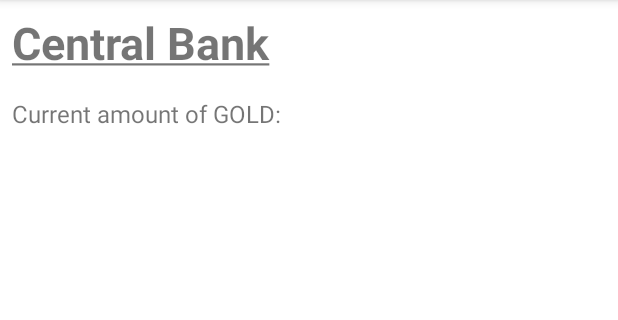
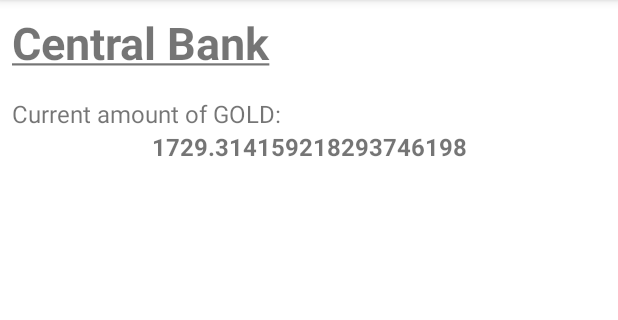
Before and after one commit to smueksch/coinz, an Android app: the fragment LocalWalletFragment placed in its activity, in the side drawer, after a tap on "Central Bank", on a phone screen of 412 x 824 dp, the part 84-404 px from its top. Run offline under Robolectric (Android 15) with nearby library versions, the phone set to English and light mode, and no system bars; our stand-ins replace Firebase (no records; nobody signed in at launch, a user with empty details on screens opened directly), Room's generated code; libraries missing offline, so code that uses them is left out: com.mapbox.android, com.mapbox.mapboxsdk; network calls fail; 10 statements that could not run were skipped.

Commit message:
Document entire codebase.

```diff
--- a/app/src/main/java/com/coinz/app/activities/MainActivity.kt
+++ b/app/src/main/java/com/coinz/app/activities/MainActivity.kt
@@ -39,6 +39,9 @@ class MainActivity : AppCompatActivity() {
     // Fragment used to display the status of the central bank.
     private lateinit var centralBankFragment: CentralBankFragment
 
+    /**
+     * Initialize the activity and all relevant parts of it, i.e. fragments, navigation drawer, etc.
+     */
     override fun onCreate(savedInstanceState: Bundle?) {
         super.onCreate(savedInstanceState)
         setContentView(R.layout.activity_main)
@@ -99,6 +102,7 @@ class MainActivity : AppCompatActivity() {
     override fun onStart() {
         super.onStart()
 
+        // Make sure the user is logged in when they're in the main activity.
         ensureUserLoggedIn(auth.currentUser)
 
         restorePreferences()
--- a/app/src/main/java/com/coinz/app/adapters/CoinListAdapter.kt
+++ b/app/src/main/java/com/coinz/app/adapters/CoinListAdapter.kt
@@ -9,7 +9,6 @@ import android.view.ViewGroup
 import android.widget.Button
 import android.widget.TextView
 import com.coinz.app.R
-import com.coinz.app.database.GoldDatabase
 import com.coinz.app.database.entities.Coin
 import com.coinz.app.database.viewmodels.RateViewModel
 import com.coinz.app.fragments.StoreCoinDialogFragment
@@ -24,12 +23,12 @@ import com.coinz.app.fragments.StoreCoinDialogFragment
  * @param context Application context
  * @param childFragmentManager Fragment Manager to create child fragments, used to display dialogs.
  * @param rateViewModel View model encapsulating GOLD exchange rates.
- * @param goldDatabase Remote GOLD database access object.
+// * @param goldDatabase Remote GOLD database access object. DISABLED AS IT CAUSED APP CRASHES.
  */
 class CoinListAdapter(context: Context,
                       private val childFragmentManager: FragmentManager,
-                      private val rateViewModel: RateViewModel,
-                      private val goldDatabase: GoldDatabase): RecyclerView.Adapter<CoinListAdapter.CoinViewHolder>() {
+                      private val rateViewModel: RateViewModel/*,
+                      private val goldDatabase: GoldDatabase*/): RecyclerView.Adapter<CoinListAdapter.CoinViewHolder>() {
 
     /**
      * Class holding the view of a single coin.
@@ -121,15 +120,22 @@ class CoinListAdapter(context: Context,
         }
         ft.addToBackStack(null)
 
+        /* DISABLED AS IT CAUSE APP CRASHES.
         // Get current GOLD amount.
         val currentGold = goldDatabase.getGold()
+        */
+
+        // Provide dummy GOLD values as we can't access the real ones.
+        val dummyCurrentGold = 1729.31415
 
         // Compute how much GOLD will be in user's central bank once the coin is banked.
         val exchangeRate = rateViewModel.getRateByCurrency(coinCurrency)
-        val updatedGold = currentGold + coinValue * exchangeRate.rate
+        val updatedGold = dummyCurrentGold + coinValue * exchangeRate.rate
 
         // Create appropriate dialog to store the coin.
-        val collectCoinDialog = StoreCoinDialogFragment.newInstance(coinId, currentGold, updatedGold)
+        val collectCoinDialog = StoreCoinDialogFragment.newInstance(coinId,
+                                                                    dummyCurrentGold,
+                                                                    updatedGold)
 
         // Show the store coin dialog.
         // NOTE: Could be that putting null here is a problem!
--- a/app/src/main/java/com/coinz/app/fragments/CentralBankFragment.kt
+++ b/app/src/main/java/com/coinz/app/fragments/CentralBankFragment.kt
@@ -7,28 +7,39 @@ import android.support.v4.app.Fragment
 import android.view.LayoutInflater
 import android.view.View
 import android.view.ViewGroup
-import android.widget.TextView
 import com.coinz.app.R
-import com.coinz.app.database.GoldDatabase
 import com.coinz.app.database.viewmodels.RateViewModel
 import com.google.firebase.auth.FirebaseAuth
 
+/**
+ * Fragment giving a view into the central bank.
+ *
+ * This fragment displays data taken from the central bank, e.g. the current GOLD amount for the
+ * given user.
+ */
 class CentralBankFragment : Fragment() {
 
     companion object {
-        const val logTag = "CentralBankFragment"
-
+        /**
+         * Create new instance of fragment.
+         *
+         * @return Instance of central bank fragment.
+         */
         fun newInstance(): CentralBankFragment {
             return CentralBankFragment()
         }
     }
 
+    // Firebase authenticator object, used to access Firbase's account management.
     private lateinit var auth: FirebaseAuth
+    // Instance of GOLD database, used to access remote user data related to their GOLD amount.
     //private lateinit var goldDatabase: GoldDatabase
 
+    // Context of associated activity, used to launch functions that require a context.
     // Have to wait with initialization until fragment is attached to an activity.
     private lateinit var associatedContext: Context
 
+    // View model holding the GOLD exchange rates and giving access to them.
     private lateinit var rateViewModel: RateViewModel
 
     override fun onAttach(context: Context?) {
@@ -42,6 +53,7 @@ class CentralBankFragment : Fragment() {
     override fun onCreate(savedInstanceState: Bundle?) {
         super.onCreate(savedInstanceState)
 
+        // Initialize access to Firebase's account management.
         auth = FirebaseAuth.getInstance()
 
         // Note: If we're in the central bank then we will have required log in earlier, so we
@@ -55,7 +67,7 @@ class CentralBankFragment : Fragment() {
 
     override fun onCreateView(inflater: LayoutInflater, container: ViewGroup?,
                               savedInstanceState: Bundle?): View? {
-        val fragmentView = inflater.inflate(R.layout.fragment_central_bank, container, false)
+        //val fragmentView = inflater.inflate(R.layout.fragment_central_bank, container, false)
 
         /*
         val currentGold = goldDatabase.getGold()
@@ -70,7 +82,7 @@ class CentralBankFragment : Fragment() {
             coins?.let { adapter.setCoins(it) }
         })*/
 
-        return fragmentView
+        return inflater.inflate(R.layout.fragment_central_bank, container, false)
     }
 
 }
--- a/app/src/main/java/com/coinz/app/fragments/LocalWalletFragment.kt
+++ b/app/src/main/java/com/coinz/app/fragments/LocalWalletFragment.kt
@@ -12,29 +12,43 @@ import android.view.View
 import android.view.ViewGroup
 import com.coinz.app.R
 import com.coinz.app.adapters.CoinListAdapter
-import com.coinz.app.database.GoldDatabase
 import com.coinz.app.database.viewmodels.CollectedCoinViewModel
 import com.coinz.app.database.viewmodels.RateViewModel
 import com.coinz.app.interfaces.OnStoreCoinListener
 import com.coinz.app.utils.AppLog
 import com.google.firebase.auth.FirebaseAuth
 
+/**
+ * Fragment displaying all coins stored in the local wallet.
+ *
+ * This fragment displays all currently collected coins in a list of card views, one card per coin.
+ */
 class LocalWalletFragment : Fragment(), OnStoreCoinListener {
 
     companion object {
+        // Tag identifying log output from this fragment.
         const val logTag = "LocalWalletFragment"
 
+        /**
+         * Create new instance of fragment.
+         *
+         * @return Instance of local wallet fragment.
+         */
         fun newInstance(): LocalWalletFragment {
             return LocalWalletFragment()
         }
     }
 
+    // Firebase authenticator object, used to access Firbase's account management.
     private lateinit var auth: FirebaseAuth
-    private lateinit var goldDatabase: GoldDatabase
+    //private lateinit var goldDatabase: GoldDatabase
 
+    // Context of activity this fragment is associated to, use whenever a function requires a
+    // context.
     // Have to wait with initialization until fragment is attached to an activity.
     private lateinit var associatedContext: Context
 
+    // View models holding and giving access to coin and GOLD exchange rate data.
     private lateinit var coinViewModel: CollectedCoinViewModel
     private lateinit var rateViewModel: RateViewModel
 
@@ -49,13 +63,15 @@ class LocalWalletFragment : Fragment(), OnStoreCoinListener {
     override fun onCreate(savedInstanceState: Bundle?) {
         super.onCreate(savedInstanceState)
 
+        // Initialize access to Firebase's account management.
         auth = FirebaseAuth.getInstance()
 
         // Note: If we're in the Local Wallet then we will have required log in earlier, so we
         // should always have a user at this stage.
-        val user = auth.currentUser?.email ?: ""
-        goldDatabase = GoldDatabase(user)
+        //val user = auth.currentUser?.email ?: ""
+        //goldDatabase = GoldDatabase(user) // DISABLED AS IT CAUSED CRASHES
 
+        // Initialize GOLD exchange rate view model.
         rateViewModel = ViewModelProviders.of(this).get(RateViewModel::class.java)
     }
 
@@ -63,9 +79,10 @@ class LocalWalletFragment : Fragment(), OnStoreCoinListener {
                               savedInstanceState: Bundle?): View? {
         val fragmentView = inflater.inflate(R.layout.fragment_local_wallet, container, false)
 
+        // Initialize the recycler view used to display the coins in a list.
         val recyclerView = fragmentView.findViewById<RecyclerView>(R.id.coin_recyclerview)
-        val adapter = CoinListAdapter(associatedContext, childFragmentManager, rateViewModel,
-                                      goldDatabase)
+        val adapter = CoinListAdapter(associatedContext, childFragmentManager, rateViewModel/*,
+                                      goldDatabase*/) // goldDatabse disabled as it cause crashes.
 
         recyclerView.adapter = adapter
         recyclerView.layoutManager = LinearLayoutManager(associatedContext)
@@ -100,6 +117,7 @@ class LocalWalletFragment : Fragment(), OnStoreCoinListener {
         val exchangeRate = rateViewModel.getRateByCurrency(coin.currency)
         AppLog(logTag, "onStoreCoin", "GOLD exchange rate for ${coin.currency} is ${exchangeRate.rate}")
 
+        /* DISABLED AS IT CAUSED CRASHES. Original purpose was to update the remote GOLD value.
         val exchangeGold = coin.storedValue * exchangeRate.rate
 
         val currentGold = goldDatabase.getGold()
@@ -111,6 +129,7 @@ class LocalWalletFragment : Fragment(), OnStoreCoinListener {
         // today.
         goldDatabase.setGold(currentGold + exchangeGold)
         goldDatabase.setNumStoredCoins(currentNumStoredCoins + 1)
+        */
 
         // Remove coin that we just stored in central bank from our local wallet
         coinViewModel.deleteCoinById(coinId)
--- a/app/src/main/java/com/coinz/app/fragments/MapFragment.kt
+++ b/app/src/main/java/com/coinz/app/fragments/MapFragment.kt
@@ -49,6 +49,7 @@ class MapFragment : Fragment(), OnMapReadyCallback, LocationEngineListener,
                     OnCollectCoinListener {
 
     companion object {
+        // Tag to identify log output from this fragment.
         const val logTag = "MapFragment"
 
         // TODO: could have something with options like SupportMapFragment.
@@ -57,16 +58,24 @@ class MapFragment : Fragment(), OnMapReadyCallback, LocationEngineListener,
         }
     }
 
+    // Context and activity associated to this fragment, i.e. the corresponding to the callers. Used
+    // when functions require one of these.
     // Have to wait with initialization until fragment is attached to an activity.
     private lateinit var associatedContext: Context
     private lateinit var associatedActivity: FragmentActivity
 
+    // View model storing and giving access to the coin data.
     private lateinit var coinViewModel: MapCoinsViewModel
 
+    // Mapbox map used to manage the map, for instance settings for it.
     private lateinit var mapboxMap: MapboxMap
+    // Actual view of the map on screen.
     private lateinit var mapView: MapView
 
+    // Location of the user.
     private lateinit var origin: Location
+
+    // Variables used to handle location and location updates.
     private lateinit var locationEngine: LocationEngine
     private lateinit var locationLayerPlugin: LocationLayerPlugin
 
@@ -89,10 +98,14 @@ class MapFragment : Fragment(), OnMapReadyCallback, LocationEngineListener,
         Mapbox.getInstance(associatedContext, AppConsts.mapboxToken)
     }
 
+    /**
+     * Initialize the map view.
+     */
     override fun onCreateView(inflater: LayoutInflater, container: ViewGroup?,
                               savedInstanceState: Bundle?): View? {
-        val fragmentView = inflater.inflate(R.layout.fragment_map, container, false) // TODO: compare to other fragment.
+        val fragmentView = inflater.inflate(R.layout.fragment_map, container, false)
 
+        // Get the view in which we'll display the map.
         mapView = fragmentView.findViewById(R.id.map_view)
 
         // Call mapView's onCreate here rather than onCreate as we need the view to be inflated
@@ -142,6 +155,11 @@ class MapFragment : Fragment(), OnMapReadyCallback, LocationEngineListener,
      * Mapbox relevant callbacks.
      */
 
+    /**
+     * Initialize map and location once map is ready to.
+     *
+     * @param mapboxMap Mapbox map manager.
+     */
     override fun onMapReady(mapboxMap: MapboxMap?) {
         if (mapboxMap == null) {
             AppLog(logTag, "onMapReady", "mapboxMap is null")
@@ -178,14 +196,20 @@ class MapFragment : Fragment(), OnMapReadyCallback, LocationEngineListener,
             }
 
             // Do initial rendering of all markers.
-            coinViewModel.coins?.value?.forEach { addMarker(mapboxMap, it) }
+            coinViewModel.coins.value?.forEach { addMarker(mapboxMap, it) }
         }
     }
 
+    /**
+     * React to a location change.
+     *
+     * @param location New location of the user.
+     */
     override fun onLocationChanged(location: Location?) {
         if (location == null) {
             AppLog(logTag, "onLocationChanged", "location is null")
         } else {
+            // New location should be the origin, move the camera to it.
             origin = location
             setCameraPosition(origin)
         }
@@ -195,11 +219,15 @@ class MapFragment : Fragment(), OnMapReadyCallback, LocationEngineListener,
      * Location access callbacks/functions.
      */
 
+    /**
+     * Enable location tracking.
+     */
     private fun enableLocation() {
         if (ContextCompat.checkSelfPermission(associatedActivity,
                                               android.Manifest.permission.ACCESS_FINE_LOCATION)
             == PackageManager.PERMISSION_GRANTED) {
             AppLog(logTag, "enableLocation", "Location permission already granted")
+            // We have permission to access location, initialize relevant utilities.
             initializeLocationEngine()
             initializeLocationLayer()
         } else {
@@ -212,12 +240,20 @@ class MapFragment : Fragment(), OnMapReadyCallback, LocationEngineListener,
         }
     }
 
+    /**
+     * React to the outcome of us asking for permissions.
+     *
+     * @param requestCode Code of the permission that we requested. Defined by us upon requesting it.
+     * @param permissions List of permissions.
+     * @param grantResults Outcome of requesting permission associated with requestCode.
+     */
     override fun onRequestPermissionsResult(requestCode: Int, permissions: Array<out String>, grantResults: IntArray) {
         super.onRequestPermissionsResult(requestCode, permissions, grantResults)
         when(requestCode) {
             AppConsts.REQUEST_ACCESS_FINE_LOCATION -> {
                 if (grantResults.isNotEmpty() && grantResults[0] == PackageManager.PERMISSION_GRANTED) {
                     AppLog(logTag, "onRequestPermissionsResult", "Location permissions now granted")
+                    // We have location permissions, enable the location tracking.
                     enableLocation()
                 } else {
                     AppLog(logTag, "onRequestPermissionsResult", "Location permissions still not granted")
@@ -228,6 +264,9 @@ class MapFragment : Fragment(), OnMapReadyCallback, LocationEngineListener,
         }
     }
 
+    /**
+     * Initialize location engine used to track user location.
+     */
     @SuppressWarnings("MissingPermission")
     private fun initializeLocationEngine() {
         locationEngine = LocationEngineProvider(associatedContext).obtainBestLocationEngineAvailable()
@@ -241,6 +280,7 @@ class MapFragment : Fragment(), OnMapReadyCallback, LocationEngineListener,
 
         val lastLocation = locationEngine.lastLocation
 
+        // Is there a last location? If not, we need to start listening for locations.
         if (lastLocation != null) {
             origin = lastLocation
             setCameraPosition(origin)
@@ -249,6 +289,9 @@ class MapFragment : Fragment(), OnMapReadyCallback, LocationEngineListener,
         }
     }
 
+    /**
+     * Initialize location layer.
+     */
     @SuppressWarnings("MissingPermission")
     private fun initializeLocationLayer() {
         locationLayerPlugin = LocationLayerPlugin(mapView, mapboxMap, locationEngine)
@@ -260,12 +303,20 @@ class MapFragment : Fragment(), OnMapReadyCallback, LocationEngineListener,
         }
     }
 
+    /**
+     * Activate location updates once connection is established.
+     */
     @SuppressWarnings("MissingPermission")
     override fun onConnected() {
         AppLog(logTag, "onConnected", "requesting location updates")
         locationEngine.requestLocationUpdates()
     }
 
+    /**
+     * Set camera position to given location.
+     *
+     * @param location Location the camera should be centered around.
+     */
     private fun setCameraPosition(location: Location) {
         val latLng = LatLng(location.latitude, location.longitude)
         mapboxMap.animateCamera(CameraUpdateFactory.newLatLng(latLng))
@@ -297,10 +348,23 @@ class MapFragment : Fragment(), OnMapReadyCallback, LocationEngineListener,
         })
     }
 
+    /**
+     * React to a coin being collected.
+     *
+     * @param id ID of coin being collected.
+     */
     override fun onCollectCoin(id: String) {
         coinViewModel.setCollected(id)
     }
 
+    /**
+     * Show coin collection dialog.
+     *
+     * Opens dialog giving the user the option to collect the coin, given user is in range, or
+     * cancel.
+     *
+     * @param marker Marker being clicked, i.e. coin user may collect.
+     */
     private fun showMarkerDialog(marker: Marker) {
         val ft = childFragmentManager.beginTransaction()
         val previous = childFragmentManager.findFragmentByTag("collectDialog")
@@ -309,7 +373,8 @@ class MapFragment : Fragment(), OnMapReadyCallback, LocationEngineListener,
         }
         ft.addToBackStack(null)
 
-        val coinId = marker.title // Recall that we're storing the coin ID in the marker's title.
+        // Recall that we're storing the coin ID in the marker's title.
+        val coinId = marker.title
 
         // Find the coin the given marker belongs to by using the coin id.
         val coin = coinViewModel.getCoinById(coinId)
@@ -328,13 +393,23 @@ class MapFragment : Fragment(), OnMapReadyCallback, LocationEngineListener,
         collectCoinDialog.show(ft, "collectDialog")
     }
 
-    // TODO: Is there a better place to put this?
+    /**
+     * Convert a location into latitude and longitude.
+     *
+     * Convert a given location into a LatLng object which can be used by the Mapbox API.
+     *
+     * @param location Location to convert.
+     */
     private fun locationToLatLng(location: Location): LatLng {
         return LatLng(location.latitude, location.longitude)
     }
 
-    // TODO: Move this into a class where it's more appropriate
-    // TODO: this could be made into a Kotlin like extension of MapboxMap.
+    /**
+     * Add a coin marker to the map.
+     *
+     * @param mapboxMap Mapbox map manager corresponding to map the marker should be added to.
+     * @param coin Coin, i.e. marker, which should be added to the map.
+     */
     private fun addMarker(mapboxMap: MapboxMap?, coin: Coin) {
         val markerOpt = MarkerOptions().apply {
             position = LatLng(coin.latitude, coin.longitude)
--- a/app/src/main/java/com/coinz/app/utils/DateUtil.kt
+++ b/app/src/main/java/com/coinz/app/utils/DateUtil.kt
@@ -3,7 +3,7 @@ package com.coinz.app.utils
 import java.text.SimpleDateFormat
 import java.util.*
 
-/*
+/**
  * Date utility object.
  *
  * Includes specialized methods for the need of this application, such as getting the current
--- a/app/src/main/java/com/coinz/app/utils/NavDrawerMenu.kt
+++ b/app/src/main/java/com/coinz/app/utils/NavDrawerMenu.kt
@@ -1,7 +1,6 @@
 package com.coinz.app.utils
 
-// TODO: should this be named NavigationMenu or NavigationDrawerMenu?
-/*
+/**
  * Navigation drawer menu item indices.
  *
  * Utility construct to access specific items in the navigation drawer menu. The values of the
--- a/app/src/main/res/layout/fragment_central_bank.xml
+++ b/app/src/main/res/layout/fragment_central_bank.xml
@@ -28,10 +28,12 @@
         app:layout_constraintStart_toStartOf="@+id/central_bank_title"
         app:layout_constraintTop_toBottomOf="@+id/central_bank_title"/>
 
+    <!-- Text is a placeholder, as current central bank doesn't work-->
     <TextView
         android:id="@+id/central_bank_gold"
         android:layout_width="wrap_content"
         android:layout_height="wrap_content"
+        android:text="1729.314159218293746198"
         android:textSize="16sp"
         android:textStyle="bold"
         app:layout_constraintStart_toStartOf="parent"
```
Also changed, not shown: app/src/main/java/com/coinz/app/fragments/CollectCoinDialogFragment.kt (+22 -4 lines), app/src/main/java/com/coinz/app/fragments/StoreCoinDialogFragment.kt (+10 -0 lines), app/src/main/java/com/coinz/app/interfaces/OnCollectCoinListener.kt (+8 -0 lines), app/src/main/java/com/coinz/app/interfaces/OnStoreCoinListener.kt (+8 -0 lines), app/src/main/java/com/coinz/app/utils/AppConsts.kt (+10 -1 lines), app/src/main/java/com/coinz/app/utils/AppLog.kt (+9 -7 lines).
